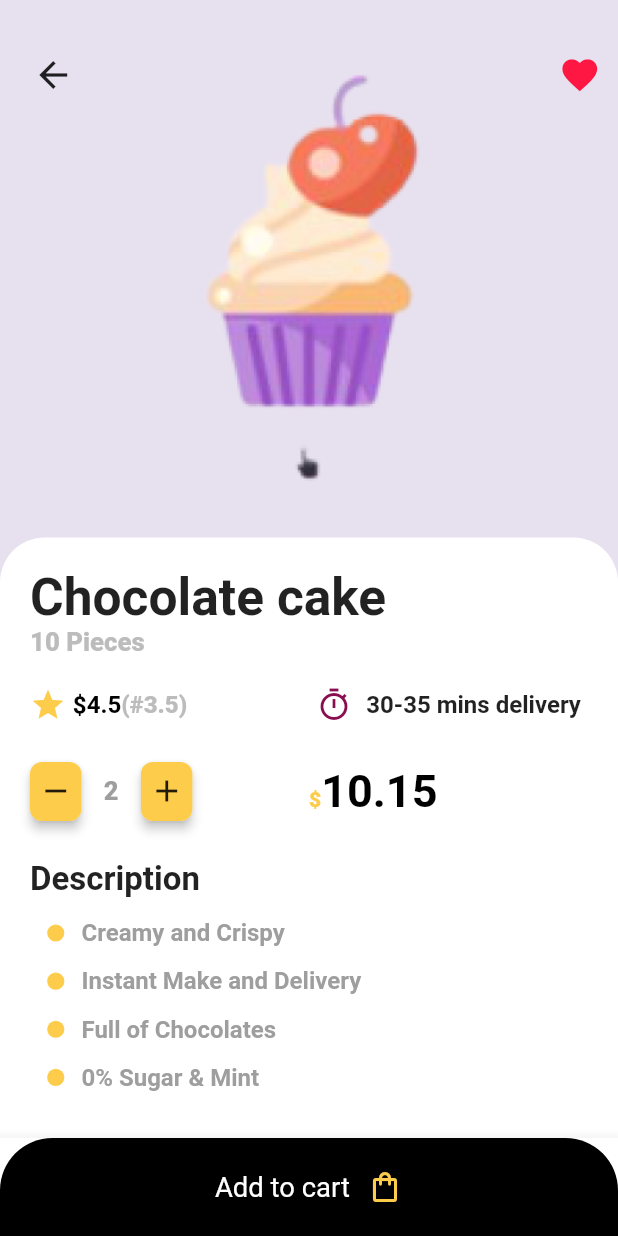
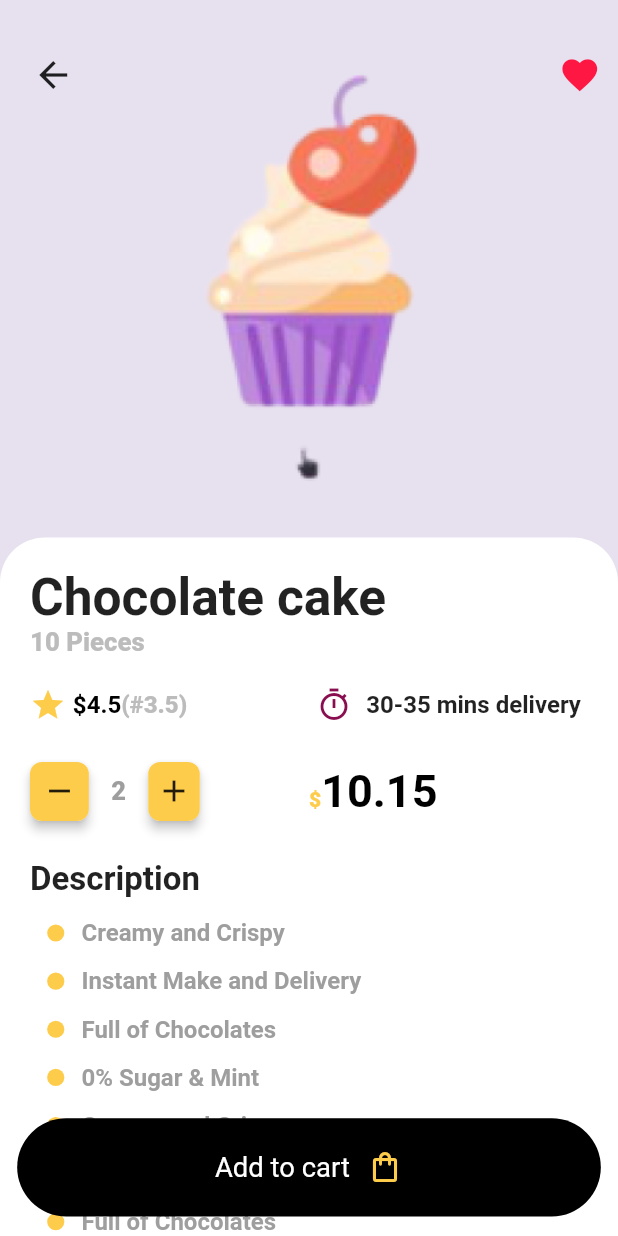
Before and after one commit to AchizuePriscilla/SCA-UI-Challenge, a Flutter app: the screen it shows after launch, after a tap on "Cabbage", on a phone screen of 412 x 824 dp. Run offline on Flutter 3.47's test engine with Material 2 defaults, Android fonts, the phone set to English and light mode, and no system bars; our stand-ins replace flutter_screenutil, google_fonts.

Commit message:
UI fixes

```diff
--- a/lib/screens/details.dart
+++ b/lib/screens/details.dart
@@ -9,36 +9,6 @@ class DetailsScreen extends StatelessWidget {
   @override
   Widget build(BuildContext context) {
     return Scaffold(
-      bottomNavigationBar: BottomAppBar(
-        color: Colors.white,
-        child: Container(
-          height: 50.h,
-          decoration: BoxDecoration(
-              color: Colors.black,
-              borderRadius: BorderRadius.only(
-                topLeft: Radius.circular(35),
-                topRight: Radius.circular(35),
-              )),
-          child: Center(
-            child: Row(
-              mainAxisAlignment: MainAxisAlignment.center,
-              children: [
-                Text(
-                  'Add to cart',
-                  style: TextStyle(color: Colors.white, fontSize: 16.sp),
-                ),
-                SizedBox(
-                  width: 10.w,
-                ),
-                Icon(
-                  Icons.shopping_bag_outlined,
-                  color: Color(0xffFECC4B),
-                )
-              ],
-            ),
-          ),
-        ),
-      ),
       backgroundColor: Color(0xffE7E1EF),
       body: Column(
         children: [
@@ -74,14 +44,15 @@ class DetailsScreen extends StatelessWidget {
               Container(
                 height: MediaQuery.of(context).size.height / 2.3,
                 decoration: BoxDecoration(
-                    // color: Color(0xffE7E1EF),
                     image: DecorationImage(
                         image: AssetImage('assets/images/SCA_Cupcake2.png'))),
               ),
             ]),
           ),
           Expanded(
-            child: SingleChildScrollView(
+            child: Stack(
+              children: [
+                SingleChildScrollView(
                   child: Container(
                     padding: EdgeInsets.all(20),
                     decoration: BoxDecoration(
@@ -148,7 +119,8 @@ class DetailsScreen extends StatelessWidget {
                                 Text(
                                   '30-35 mins delivery',
                                   style: TextStyle(
-                                  fontWeight: FontWeight.w600, fontSize: 14.sp),
+                                      fontWeight: FontWeight.w600,
+                                      fontSize: 14.sp),
                                 )
                               ],
                             ),
@@ -170,7 +142,7 @@ class DetailsScreen extends StatelessWidget {
                                     elevation: 3,
                                     child: Container(
                                         height: 30.h,
-                                    width: 30.w,
+                                        width: 30.h,
                                         decoration: BoxDecoration(
                                           color: Color(0xffFECC4B),
                                           borderRadius: BorderRadius.all(
@@ -180,7 +152,8 @@ class DetailsScreen extends StatelessWidget {
                                         child: Icon(Icons.remove)),
                                   ),
                                   Container(
-                                margin: EdgeInsets.symmetric(horizontal: 13.w),
+                                    margin:
+                                        EdgeInsets.symmetric(horizontal: 13.w),
                                     child: Text('2',
                                         style: TextStyle(
                                             fontSize: 17,
@@ -251,16 +224,62 @@ class DetailsScreen extends StatelessWidget {
                               BulletDescriptions(
                                 description: '0% Sugar & Mint',
                               ),
+                              BulletDescriptions(
+                                description: 'Creamy and Crispy',
+                              ),
+                              BulletDescriptions(
+                                description: 'Instant Make and Delivery',
+                              ),
+                              BulletDescriptions(
+                                description: 'Full of Chocolates',
+                              ),
+                              BulletDescriptions(
+                                description: '0% Sugar & Mint',
+                              ),
                             ],
                           ),
+                        ),
+                      ],
+                    ),
+                  ),
+                ),
+                Positioned.fill(
+                  child: Align(
+                    alignment: Alignment.bottomCenter,
+                    child: Container(
+                      margin: EdgeInsets.only(
+                          bottom: 10.h, left: 10.w, right: 10.w),
+                      height: 50.h,
+                      decoration: BoxDecoration(
+                          color: Colors.black,
+                          borderRadius: BorderRadius.circular(35)),
+                      child: Center(
+                        child: Row(
+                          mainAxisAlignment: MainAxisAlignment.center,
+                          children: [
+                            Text(
+                              'Add to cart',
+                              style: TextStyle(
+                                  color: Colors.white, fontSize: 16.sp),
+                            ),
+                            SizedBox(
+                              width: 10.w,
+                            ),
+                            Icon(
+                              Icons.shopping_bag_outlined,
+                              color: Color(0xffFECC4B),
                             )
                           ],
+                        ),
                       ),
                     ),
                   ),
                 )
               ],
             ),
+          ),
+        ],
+      ),
     );
   }
 }
--- a/lib/screens/home.dart
+++ b/lib/screens/home.dart
@@ -157,7 +157,7 @@ class WelcomeScreen extends StatelessWidget {
                         elevation: 3,
                         child: Container(
                           height: 50.h,
-                          width: 50.w,
+                          width: 50.h,
                           decoration: BoxDecoration(
                             color: Color(0xffFECC4B),
                             borderRadius: BorderRadius.all(
@@ -230,7 +230,8 @@ class WelcomeScreen extends StatelessWidget {
                                       mainAxisAlignment:
                                           MainAxisAlignment.spaceBetween,
                                       children: [
-                                        Column(
+                                        Expanded(
+                                          child: Column(
                                             children: [
                                               Container(
                                                 child: ItemsContainer(
@@ -243,12 +244,12 @@ class WelcomeScreen extends StatelessWidget {
                                                   imagePath:
                                                       'assets/images/SCA_Cabbage2.png',
                                                 ),
-                                              margin:
-                                                  EdgeInsets.only(bottom: 8.h),
+                                                margin: EdgeInsets.only(
+                                                    bottom: 8.h),
                                               ),
                                               Container(
-                                              margin:
-                                                  EdgeInsets.only(bottom: 8.h),
+                                                margin: EdgeInsets.only(
+                                                    bottom: 8.h),
                                                 child: ItemsContainer(
                                                   isSmall: false,
                                                   color: Color(0xffFAE6DA),
@@ -270,12 +271,12 @@ class WelcomeScreen extends StatelessWidget {
                                                   imagePath:
                                                       'assets/images/SCA_Cabbage2.png',
                                                 ),
-                                              margin:
-                                                  EdgeInsets.only(bottom: 8.h),
+                                                margin: EdgeInsets.only(
+                                                    bottom: 8.h),
                                               ),
                                               Container(
-                                              margin:
-                                                  EdgeInsets.only(bottom: 8.h),
+                                                margin: EdgeInsets.only(
+                                                    bottom: 8.h),
                                                 child: ItemsContainer(
                                                   isSmall: false,
                                                   color: Color(0xffFAE6DA),
@@ -288,11 +289,16 @@ class WelcomeScreen extends StatelessWidget {
                                               ),
                                             ],
                                           ),
-                                        Column(
+                                        ),
+                                        SizedBox(
+                                          width: 20.w,
+                                        ),
+                                        Expanded(
+                                          child: Column(
                                             children: [
                                               Container(
-                                              margin:
-                                                  EdgeInsets.only(bottom: 8.h),
+                                                margin: EdgeInsets.only(
+                                                    bottom: 8.h),
                                                 child: ItemsContainer(
                                                   isSmall: false,
                                                   color: Color(0xffFAE6DA),
@@ -304,8 +310,8 @@ class WelcomeScreen extends StatelessWidget {
                                                 ),
                                               ),
                                               Container(
-                                              margin:
-                                                  EdgeInsets.only(bottom: 8.h),
+                                                margin: EdgeInsets.only(
+                                                    bottom: 8.h),
                                                 child: ItemsContainer(
                                                   isSmall: true,
                                                   color: Colors.deepPurpleAccent
@@ -319,8 +325,8 @@ class WelcomeScreen extends StatelessWidget {
                                                 ),
                                               ),
                                               Container(
-                                              margin:
-                                                  EdgeInsets.only(bottom: 8.h),
+                                                margin: EdgeInsets.only(
+                                                    bottom: 8.h),
                                                 child: ItemsContainer(
                                                   isSmall: false,
                                                   color: Color(0xffFAE6DA),
@@ -332,8 +338,8 @@ class WelcomeScreen extends StatelessWidget {
                                                 ),
                                               ),
                                               Container(
-                                              margin:
-                                                  EdgeInsets.only(bottom: 8.h),
+                                                margin: EdgeInsets.only(
+                                                    bottom: 8.h),
                                                 child: ItemsContainer(
                                                   isSmall: true,
                                                   color: Colors.deepPurpleAccent
@@ -348,6 +354,7 @@ class WelcomeScreen extends StatelessWidget {
                                               ),
                                             ],
                                           ),
+                                        ),
                                       ]),
                                 ]),
                               ),
```
Lines whose indentation alone changed are shown as unchanged.
